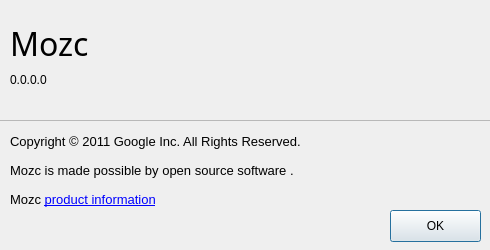
Above: src/gui/about_dialog/about_dialog.ui from niw/mozc before the change. Below: the same form after it.
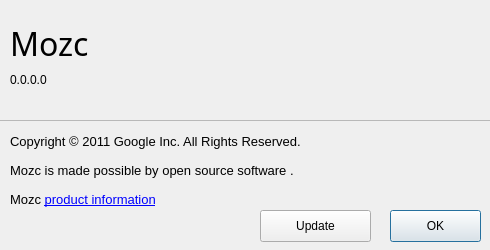
That is the form after the change.

Commit message: Implemented romaji spelling correction. Implemented search feature in the dictionary tool. Fixed the bug where the icon is missing in the about dialog.(Issue 35) Fixed the bug where “ぃ” can’t be outputted in SCIM Kana mode.(Issue 88) Fixed the build error with --noqt option.(Issue 90) Fixed the build error on Mac OSX Lion.(Issue 91) Removed unnecessary dependency to libpng12.(Issue 95) Fixed gen_zip_code_seed.py.(Issue 97) Fixed the build errors with gcc 4.6.(Ubuntu Bug #811892) Fixed the bug where comment fields of user dictionary cannot be imported correctly.

What changed in the file:
```diff
--- a/src/gui/about_dialog/about_dialog.ui
+++ b/src/gui/about_dialog/about_dialog.ui
@@ -149,6 +149,25 @@
      </item>
     </layout>
    </widget>
+   <widget class="QPushButton" name="updateButton">
+    <property name="enabled">
+     <bool>true</bool>
+    </property>
+    <property name="geometry">
+     <rect>
+      <x>270</x>
+      <y>90</y>
+      <width>111</width>
+      <height>32</height>
+     </rect>
+    </property>
+    <property name="text">
+     <string>Update</string>
+    </property>
+    <property name="autoDefault">
+     <bool>false</bool>
+    </property>
+   </widget>
   </widget>
   <widget class="QWidget" name="gridLayoutWidget">
    <property name="geometry">
```
Left out of the diff: 17 changed lines with no effect on the pictures. The commit also changes 523 other files.
